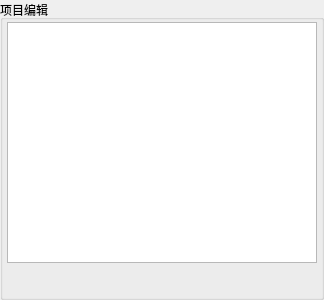
The window that cosmetic_src/CommonQt/ItemEditor.ui (oaheiw/darwinner) describes before a commit, drawn with Qt 5.
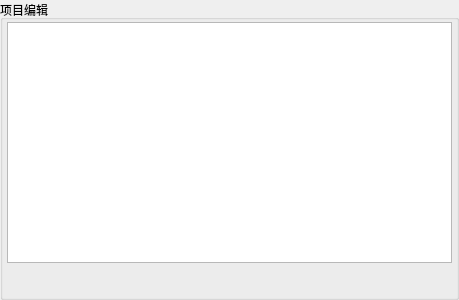
The same window after the commit. Icons and pictures are not drawn.

```diff
--- a/cosmetic_src/CommonQt/ItemEditor.ui
+++ b/cosmetic_src/CommonQt/ItemEditor.ui
@@ -9,10 +9,16 @@
    <rect>
     <x>0</x>
     <y>0</y>
-    <width>324</width>
+    <width>459</width>
     <height>300</height>
    </rect>
   </property>
+  <property name="sizePolicy">
+   <sizepolicy hsizetype="Expanding" vsizetype="Preferred">
+    <horstretch>0</horstretch>
+    <verstretch>0</verstretch>
+   </sizepolicy>
+  </property>
   <property name="windowTitle">
    <string>项目编辑</string>
   </property>
```
